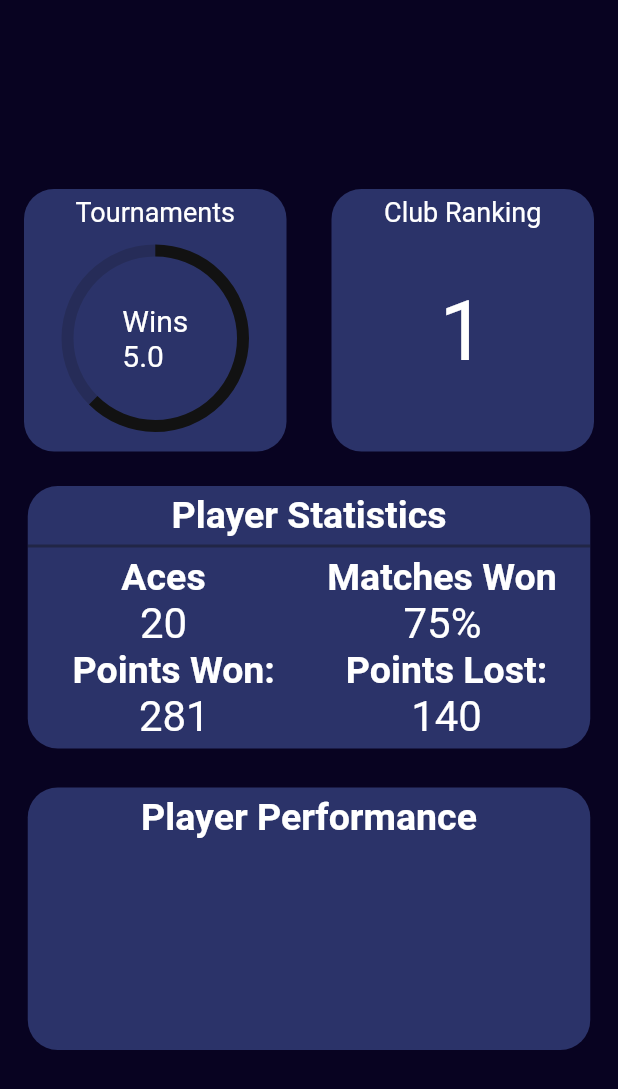
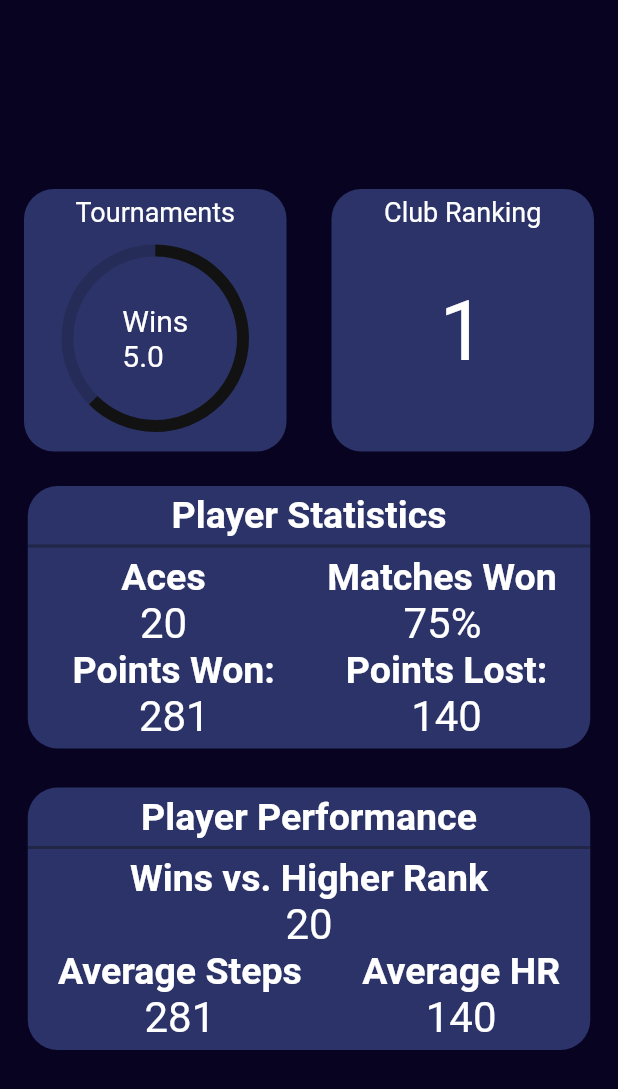
Before and after one commit to rahz/racquet_v1, a Flutter app: the MobilePlayerAssistant screen opened directly, on a phone screen of 412 x 824 dp. Shown: the top 1089 px of the screen. Run offline on Flutter 3.47's test engine with Material 2 defaults, Android fonts, the phone set to English and light mode, and no system bars; drawn by our look-alikes of pie_chart; our stand-ins replace curved_navigation_bar, line_awesome_flutter.

Commit message:
Basic UI design for player analytics

```diff
--- a/lib/Mobile/Pages/MobilePages/Player Analytics/Widgets/performance.dart
+++ b/lib/Mobile/Pages/MobilePages/Player Analytics/Widgets/performance.dart
@@ -7,20 +7,7 @@
 
   @override
   Widget build(BuildContext context) {
-    // return Container(
-    //   height: 175,
-    //   width: 175,
-    //   decoration: BoxDecoration(
-    //       color: colour.AppColours.secondAccent,
-    //       borderRadius: BorderRadius.all(Radius.circular(20))),
-    // );
     return GestureDetector(
-      // onTap: (() {
-      //   Navigator.push(
-      //     context,
-      //     //MaterialPageRoute(builder: (context) => const MyClub()),
-      //   );
-      // }),
       child: Padding(
         padding: const EdgeInsets.all(8),
         child: Container(
@@ -40,6 +27,90 @@
                   textAlign: TextAlign.end,
                   style: TextStyle(fontWeight: FontWeight.bold, fontSize: 25),
                 ),
+                SizedBox(height: 5),
+                Container(
+                  decoration: BoxDecoration(
+                      color:
+                          Theme.of(context).backgroundColor.withOpacity(0.4)),
+                  height: 2,
+                  width: 375,
+                ),
+                SizedBox(height: 5),
+                Table(
+                  border: TableBorder(/*horizontalInside: ,verticalInside*/),
+                  children: [
+                    TableRow(
+                      children: [
+                        TableCell(
+                          child: Row(
+                            mainAxisAlignment: MainAxisAlignment.spaceAround,
+                            children: [
+                              Padding(
+                                padding: const EdgeInsets.only(left: 0),
+                                child: Column(
+                                  children: [
+                                    Text(
+                                      "Wins vs. Higher Rank",
+                                      style: TextStyle(
+                                          fontSize: 25,
+                                          fontWeight: FontWeight.bold),
+                                    ),
+                                    Text(
+                                      "20",
+                                      style: TextStyle(fontSize: 28),
+                                    )
+                                  ],
+                                ),
+                              ),
+                            ],
+                          ),
+                        ),
+                      ],
+                    ),
+                    TableRow(
+                      children: [
+                        TableCell(
+                          child: Row(
+                            mainAxisAlignment: MainAxisAlignment.spaceAround,
+                            children: [
+                              Column(
+                                children: [
+                                  Text(
+                                    "Average Steps",
+                                    style: TextStyle(
+                                        fontSize: 25,
+                                        fontWeight: FontWeight.bold),
+                                  ),
+                                  Text(
+                                    "281",
+                                    style: TextStyle(fontSize: 28),
+                                  ),
+                                ],
+                              ),
+                              Padding(
+                                padding: const EdgeInsets.only(right: 0),
+                                child: Column(
+                                  children: [
+                                    Text(
+                                      "Average HR",
+                                      style: TextStyle(
+                                          fontSize: 25,
+                                          fontWeight: FontWeight.bold),
+                                    ),
+                                    Text(
+                                      "140",
+                                      style: TextStyle(fontSize: 28),
+                                    ),
+                                  ],
+                                ),
+                              ),
+                            ],
+                          ),
+                        ),
+                      ],
+                    )
+                  ],
+                )
               ],
             ),
           ),
--- a/lib/Mobile/Pages/MobilePages/Player Analytics/mPlayer.dart
+++ b/lib/Mobile/Pages/MobilePages/Player Analytics/mPlayer.dart
@@ -1,10 +1,6 @@
 // ignore_for_file: prefer_const_constructors, prefer_const_literals_to_create_immutables, file_names
 
 import 'package:flutter/material.dart';
-
-import 'package:racquet_v1/Mobile/Pages/MobilePages/Dashboard/Widgets/latest_c_results.dart';
-
-import 'package:racquet_v1/Mobile/Pages/MobilePages/Dashboard/Widgets/Latest_p_results.dart';
 import 'package:racquet_v1/Mobile/Pages/MobilePages/Player%20Analytics/Widgets/clubRanking.dart';
 import 'package:racquet_v1/Mobile/Pages/MobilePages/Player%20Analytics/Widgets/performance.dart';
 import 'package:racquet_v1/Mobile/Pages/MobilePages/Player%20Analytics/Widgets/statistics.dart';
@@ -35,7 +31,9 @@
               padding: const EdgeInsets.all(5),
               child: Row(
                 mainAxisAlignment: MainAxisAlignment.center,
-                children: [PlayerStatisticsBox()],
+                children: [
+                  PlayerStatisticsBox(),
+                ],
               ),
             ),
             Padding(
```
